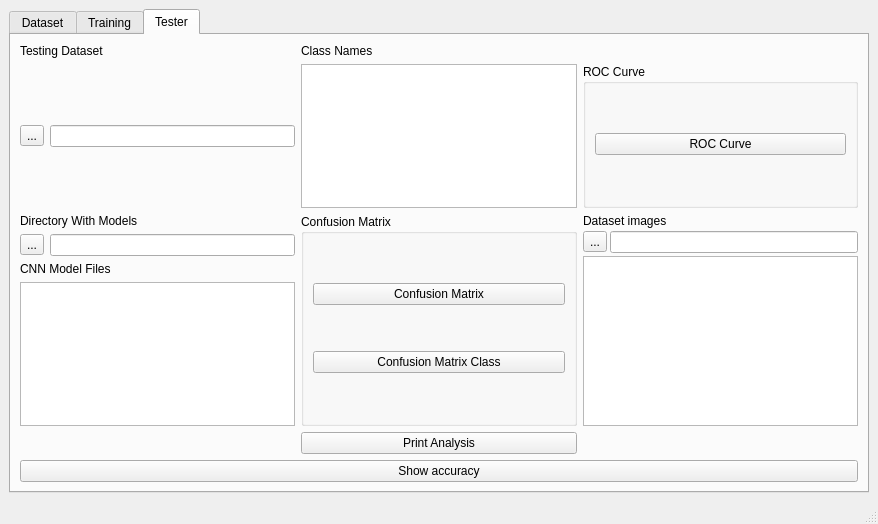
Above: gui/MainWindow.ui from Peto-RS/DP_CNN before the change. Below: the same form after it.
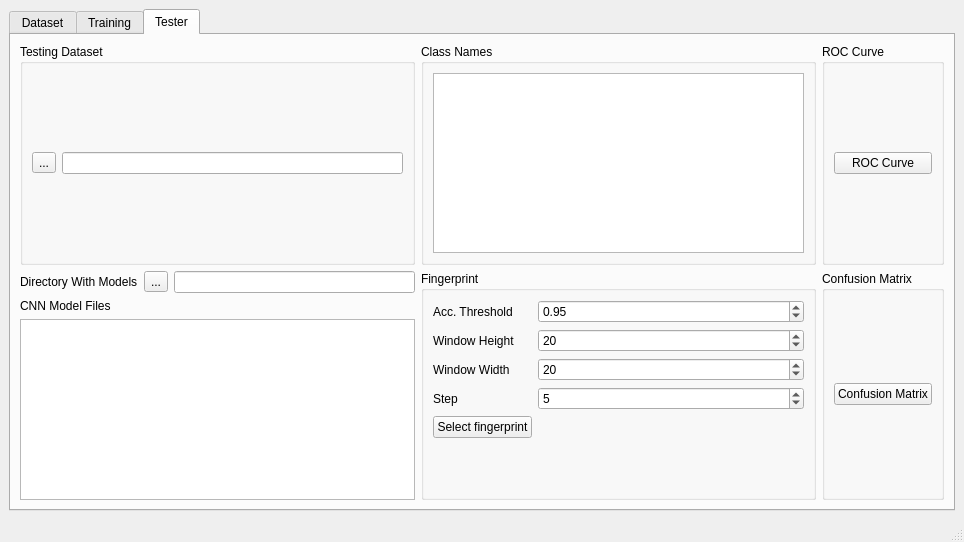
That is the form after the change. The open tabs and pages were chosen to show the change.

```diff
--- a/gui/MainWindow.ui
+++ b/gui/MainWindow.ui
@@ -6,8 +6,8 @@
    <rect>
     <x>0</x>
     <y>0</y>
-    <width>878</width>
-    <height>524</height>
+    <width>964</width>
+    <height>542</height>
    </rect>
   </property>
   <property name="windowTitle">
@@ -607,12 +607,14 @@
        <attribute name="title">
         <string>Tester</string>
        </attribute>
-       <layout class="QVBoxLayout" name="verticalLayout_9">
+       <layout class="QVBoxLayout" name="verticalLayout_3">
         <item>
          <layout class="QGridLayout" name="gridLayout_2">
-          <item row="2" column="0">
+          <item row="1" column="0">
            <layout class="QVBoxLayout" name="verticalLayout_2">
             <item>
+             <layout class="QHBoxLayout" name="horizontalLayout_7">
+              <item>
              <widget class="QLabel" name="label">
               <property name="text">
                <string>Directory With Models</string>
@@ -620,8 +622,6 @@
              </widget>
             </item>
             <item>
-             <layout class="QHBoxLayout" name="horizontalLayout_7">
-              <item>
                <widget class="QToolButton" name="toolbutton_testing_saved_models_directory">
                 <property name="text">
                  <string>...</string>
@@ -649,35 +649,12 @@
             </item>
            </layout>
           </item>
-          <item row="2" column="1">
-           <layout class="QVBoxLayout" name="verticalLayout_6">
-            <item>
-             <widget class="QGroupBox" name="groupBox_9">
+          <item row="0" column="0">
+           <widget class="QGroupBox" name="groupBox_12">
               <property name="title">
-               <string>Confusion Matrix</string>
-              </property>
-              <layout class="QVBoxLayout" name="verticalLayout_4">
-               <item>
-                <widget class="QPushButton" name="pushButton_testing_confusion_matrix">
-                 <property name="text">
-                  <string>Confusion Matrix</string>
-                 </property>
-                </widget>
-               </item>
-               <item>
-                <widget class="QPushButton" name="pushButton_testing_confusion_matrix_class">
-                 <property name="text">
-                  <string>Confusion Matrix Class</string>
-                 </property>
-                </widget>
-               </item>
-              </layout>
-             </widget>
-            </item>
-           </layout>
-          </item>
-          <item row="1" column="0">
-           <layout class="QVBoxLayout" name="verticalLayout_8">
+             <string>Testing Dataset</string>
+            </property>
+            <layout class="QVBoxLayout" name="verticalLayout_9">
             <item>
              <layout class="QHBoxLayout" name="horizontalLayout_9">
               <item>
@@ -697,63 +674,99 @@
              </layout>
             </item>
            </layout>
+           </widget>
           </item>
-          <item row="2" column="2">
-           <layout class="QVBoxLayout" name="verticalLayout_3">
-            <property name="spacing">
-             <number>3</number>
+          <item row="1" column="1">
+           <widget class="QGroupBox" name="groupBox_8">
+            <property name="title">
+             <string>Fingerprint</string>
             </property>
-            <property name="rightMargin">
-             <number>0</number>
-            </property>
-            <item>
-             <widget class="QLabel" name="label_dataset_images">
+            <layout class="QFormLayout" name="formLayout_10">
+             <item row="0" column="0">
+              <widget class="QLabel" name="label_3">
+               <property name="text">
+                <string>Acc. Threshold</string>
+               </property>
+              </widget>
+             </item>
+             <item row="0" column="1">
+              <widget class="QDoubleSpinBox" name="doubleSpinBox_fingerprint_threshold">
+               <property name="maximum">
+                <double>1.000000000000000</double>
+               </property>
+               <property name="singleStep">
+                <double>0.010000000000000</double>
+               </property>
+               <property name="value">
+                <double>0.950000000000000</double>
+               </property>
+              </widget>
+             </item>
+             <item row="1" column="0">
+              <widget class="QLabel" name="label_2">
               <property name="text">
-               <string>Dataset images</string>
+                <string>Window Height</string>
               </property>
              </widget>
             </item>
-            <item>
-             <layout class="QHBoxLayout" name="horizontalLayout_8">
-              <item>
-               <widget class="QToolButton" name="toolbutton_testing_dataset_images">
+             <item row="1" column="1">
+              <widget class="QSpinBox" name="spinBox_fingerprint_window_height">
+               <property name="value">
+                <number>20</number>
+               </property>
+              </widget>
+             </item>
+             <item row="4" column="0">
+              <widget class="QPushButton" name="pushButton_select_fingeprint">
                 <property name="text">
-                 <string>...</string>
+                <string>Select fingerprint</string>
                 </property>
                </widget>
               </item>
-              <item>
-               <widget class="QLineEdit" name="lineedit_testing_dataset_images_directory">
-                <property name="readOnly">
-                 <bool>true</bool>
+             <item row="2" column="0">
+              <widget class="QLabel" name="label_4">
+               <property name="text">
+                <string>Window Width</string>
                 </property>
                </widget>
               </item>
-             </layout>
-            </item>
-            <item>
-             <widget class="QListWidget" name="listWidget_dataset_images"/>
-            </item>
-           </layout>
+             <item row="2" column="1">
+              <widget class="QSpinBox" name="spinBox_fingerprint_window_width">
+               <property name="value">
+                <number>20</number>
+               </property>
+              </widget>
+             </item>
+             <item row="3" column="0">
+              <widget class="QLabel" name="label_5">
+               <property name="text">
+                <string>Step</string>
+               </property>
+              </widget>
+             </item>
+             <item row="3" column="1">
+              <widget class="QSpinBox" name="spinBox_fingerprint_window_step">
+               <property name="value">
+                <number>5</number>
+               </property>
+              </widget>
+             </item>
+            </layout>
+           </widget>
           </item>
-          <item row="1" column="1">
-           <widget class="QListWidget" name="listWidget_testing_dataset_class_name"/>
-          </item>
           <item row="0" column="1">
-           <widget class="QLabel" name="label_testing_dataset_class_name">
-            <property name="text">
+           <widget class="QGroupBox" name="groupBox_11">
+            <property name="title">
              <string>Class Names</string>
             </property>
-           </widget>
-          </item>
-          <item row="3" column="1">
-           <widget class="QPushButton" name="pushButton_2">
-            <property name="text">
-             <string>Print Analysis</string>
-            </property>
+            <layout class="QVBoxLayout" name="verticalLayout_6">
+             <item>
+              <widget class="QListWidget" name="listWidget_testing_dataset_class_name"/>
+             </item>
+            </layout>
            </widget>
           </item>
-          <item row="1" column="2">
+          <item row="0" column="2">
            <widget class="QGroupBox" name="groupBox_10">
             <property name="title">
              <string>ROC Curve</string>
@@ -769,21 +782,23 @@
             </layout>
            </widget>
           </item>
-          <item row="0" column="0">
-           <widget class="QLabel" name="label_2">
-            <property name="text">
-             <string>Testing Dataset</string>
+          <item row="1" column="2">
+           <widget class="QGroupBox" name="groupBox_9">
+            <property name="title">
+             <string>Confusion Matrix</string>
             </property>
-           </widget>
-          </item>
-         </layout>
-        </item>
+            <layout class="QVBoxLayout" name="verticalLayout_4">
         <item>
-         <widget class="QPushButton" name="pushButton_testing_run">
+              <widget class="QPushButton" name="pushButton_testing_confusion_matrix">
           <property name="text">
-           <string>Show accuracy</string>
-          </property>
-         </widget>
+                <string>Confusion Matrix</string>
+               </property>
+              </widget>
+             </item>
+            </layout>
+           </widget>
+          </item>
+         </layout>
         </item>
        </layout>
       </widget>
```
Left out of the diff: 64 changed lines with no effect on the pictures. Lines whose indentation alone changed are shown as unchanged.
